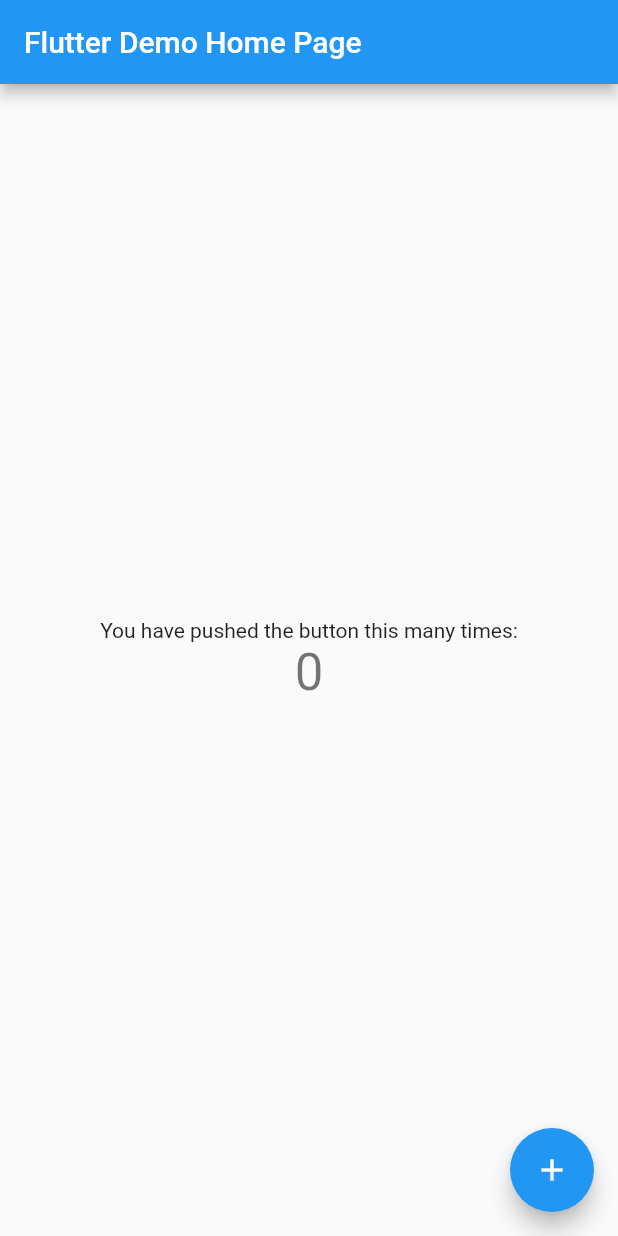
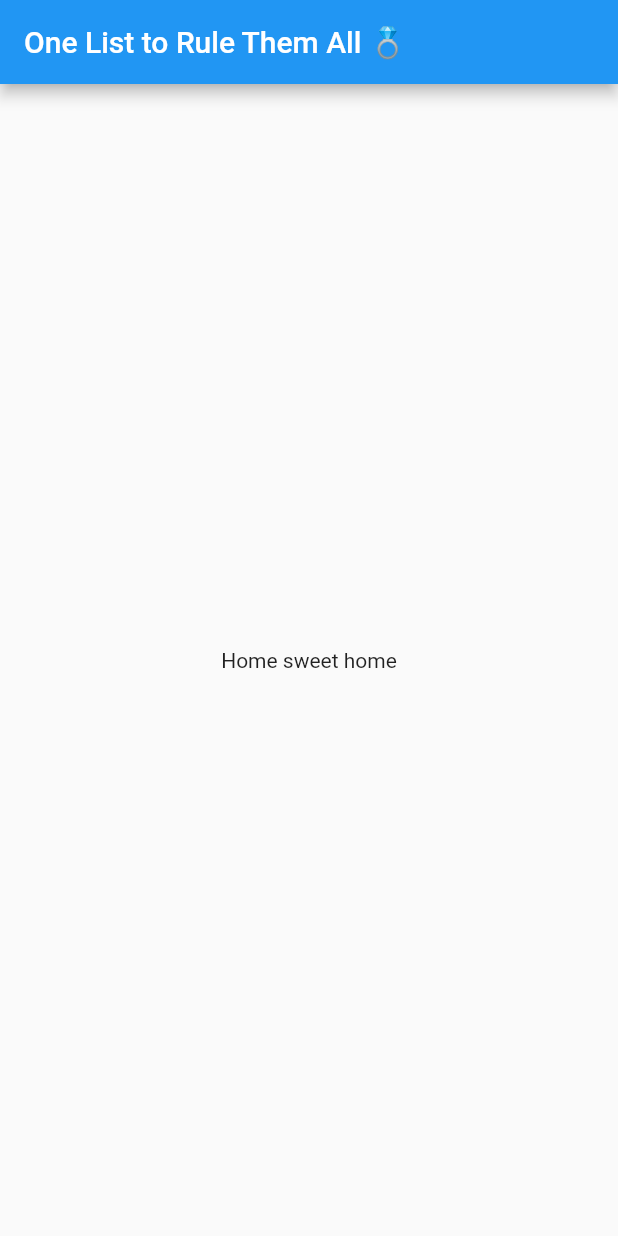
Before and after one commit to alexanderlhc/One-List-to-Rule-Them-All, a Flutter app: the screen it shows after launch, on a phone screen of 412 x 824 dp. Run offline on Flutter 3.47's test engine with Material 2 defaults, Android fonts, the phone set to English and light mode, and no system bars.

Commit message:
Removed initial sample

```diff
--- a/one_list_to_rule_them_all/lib/main.dart
+++ b/one_list_to_rule_them_all/lib/main.dart
@@ -1,113 +1,19 @@
 import 'package:flutter/material.dart';
+import 'package:one_list_to_rule_them_all/screens/home.dart';
 
 void main() {
   runApp(MyApp());
 }
 
 class MyApp extends StatelessWidget {
-  // This widget is the root of your application.
   @override
   Widget build(BuildContext context) {
     return MaterialApp(
-      title: 'Flutter Demo',
+      title: 'One List to Rule Them All',
       theme: ThemeData(
-        // This is the theme of your application.
-        //
-        // Try running your application with "flutter run". You'll see the
-        // application has a blue toolbar. Then, without quitting the app, try
-        // changing the primarySwatch below to Colors.green and then invoke
-        // "hot reload" (press "r" in the console where you ran "flutter run",
-        // or simply save your changes to "hot reload" in a Flutter IDE).
-        // Notice that the counter didn't reset back to zero; the application
-        // is not restarted.
         primarySwatch: Colors.blue,
       ),
-      home: MyHomePage(title: 'Flutter Demo Home Page'),
+      home: Home(title: 'One List to Rule Them All 💍'),
     );
   }
 }
-
-class MyHomePage extends StatefulWidget {
-  MyHomePage({Key? key, required this.title}) : super(key: key);
-
-  // This widget is the home page of your application. It is stateful, meaning
-  // that it has a State object (defined below) that contains fields that affect
-  // how it looks.
-
-  // This class is the configuration for the state. It holds the values (in this
-  // case the title) provided by the parent (in this case the App widget) and
-  // used by the build method of the State. Fields in a Widget subclass are
-  // always marked "final".
-
-  final String title;
-
-  @override
-  _MyHomePageState createState() => _MyHomePageState();
-}
-
-class _MyHomePageState extends State<MyHomePage> {
-  int _counter = 0;
-
-  void _incrementCounter() {
-    setState(() {
-      // This call to setState tells the Flutter framework that something has
-      // changed in this State, which causes it to rerun the build method below
-      // so that the display can reflect the updated values. If we changed
-      // _counter without calling setState(), then the build method would not be
-      // called again, and so nothing would appear to happen.
-      _counter++;
-    });
-  }
-
-  @override
-  Widget build(BuildContext context) {
-    // This method is rerun every time setState is called, for instance as done
-    // by the _incrementCounter method above.
-    //
-    // The Flutter framework has been optimized to make rerunning build methods
-    // fast, so that you can just rebuild anything that needs updating rather
-    // than having to individually change instances of widgets.
-    return Scaffold(
-      appBar: AppBar(
-        // Here we take the value from the MyHomePage object that was created by
-        // the App.build method, and use it to set our appbar title.
-        title: Text(widget.title),
-      ),
-      body: Center(
-        // Center is a layout widget. It takes a single child and positions it
-        // in the middle of the parent.
-        child: Column(
-          // Column is also a layout widget. It takes a list of children and
-          // arranges them vertically. By default, it sizes itself to fit its
-          // children horizontally, and tries to be as tall as its parent.
-          //
-          // Invoke "debug painting" (press "p" in the console, choose the
-          // "Toggle Debug Paint" action from the Flutter Inspector in Android
-          // Studio, or the "Toggle Debug Paint" command in Visual Studio Code)
-          // to see the wireframe for each widget.
-          //
-          // Column has various properties to control how it sizes itself and
-          // how it positions its children. Here we use mainAxisAlignment to
-          // center the children vertically; the main axis here is the vertical
-          // axis because Columns are vertical (the cross axis would be
-          // horizontal).
-          mainAxisAlignment: MainAxisAlignment.center,
-          children: <Widget>[
-            Text(
-              'You have pushed the button this many times:',
-            ),
-            Text(
-              '$_counter',
-              style: Theme.of(context).textTheme.headline4,
-            ),
-          ],
-        ),
-      ),
-      floatingActionButton: FloatingActionButton(
-        onPressed: _incrementCounter,
-        tooltip: 'Increment',
-        child: Icon(Icons.add),
-      ), // This trailing comma makes auto-formatting nicer for build methods.
-    );
-  }
-}
--- /dev/null
+++ b/one_list_to_rule_them_all/lib/screens/home.dart
@@ -0,0 +1,22 @@
+
+import 'package:flutter/material.dart';
+
+class Home extends StatelessWidget {
+  const Home({Key? key, required title})
+  : _title = title,
+    super(key: key);
+
+  final String _title;
+
+  @override
+  Widget build(BuildContext context) {
+    return Scaffold(
+      appBar: AppBar(
+        title: Text(_title),
+      ),
+      body: Center(
+        child: Text('Home sweet home')
+      ),
+    );
+  }
+}
```
